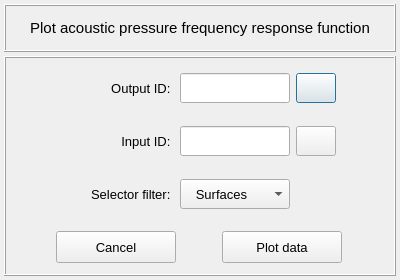
First picture: the form in vibra/interface/data/ui_files/plots/acoustic/plot_acoustic_pressure_frequency_response_function.ui, repository MOPT-UFSC/VIBRA, before the edit.
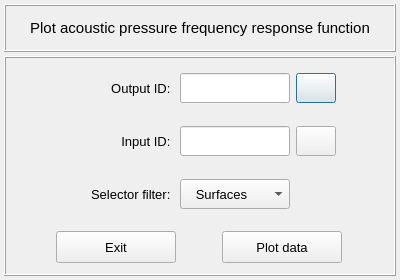
Second picture: the form after the edit. Icons and pictures are not drawn.

Commit message: Replaces the Cancel text with Exit in the Close buttons

The edit to the form file:
```diff
--- a/vibra/interface/data/ui_files/plots/acoustic/plot_acoustic_pressure_frequency_response_function.ui
+++ b/vibra/interface/data/ui_files/plots/acoustic/plot_acoustic_pressure_frequency_response_function.ui
@@ -441,7 +441,7 @@
             <string notr="true"/>
            </property>
            <property name="text">
-            <string>Cancel</string>
+            <string>Exit</string>
            </property>
            <property name="flat">
             <bool>false</bool>
```
Left out of the diff: 2 changed lines with no effect on the pictures. The commit also changes 53 other files.
